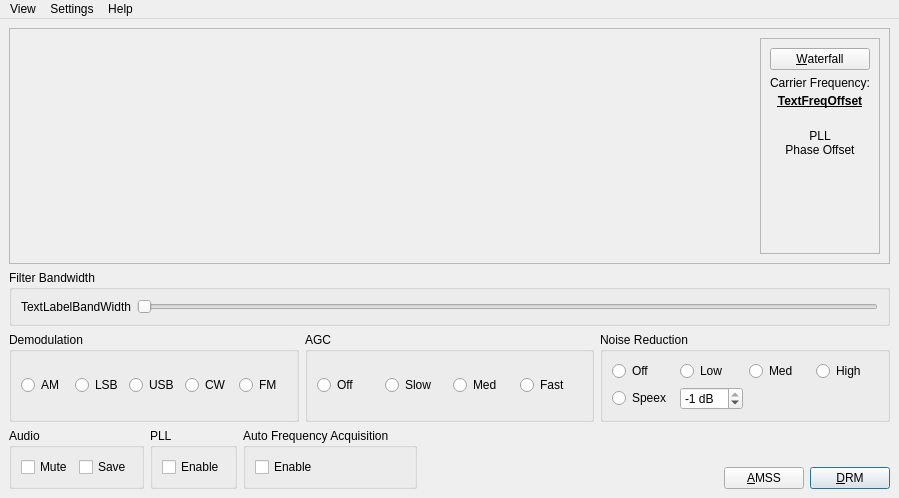
Qt form dream/src/GUI-QT/AMMainWindow.ui (mmjee/dream-patched) before a commit.
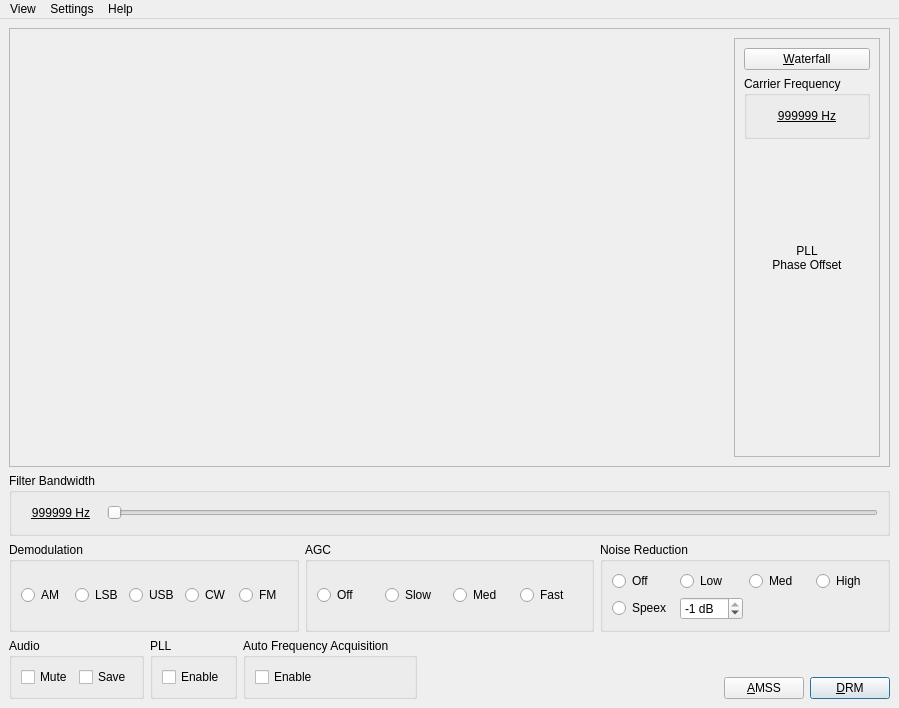
The same form after that commit. Icons and pictures are not drawn. Custom widgets are drawn as their Qt base class.

Commit message: minor layout changes, added manual bandwidth input box

```diff
--- a/dream/src/GUI-QT/AMMainWindow.ui
+++ b/dream/src/GUI-QT/AMMainWindow.ui
@@ -7,7 +7,7 @@
     <x>0</x>
     <y>0</y>
     <width>899</width>
-    <height>498</height>
+    <height>708</height>
    </rect>
   </property>
   <property name="windowTitle">
@@ -58,8 +58,8 @@
          <property name="frameShadow">
           <enum>QFrame::Raised</enum>
          </property>
-         <layout class="QGridLayout" name="gridLayout_3">
-          <item row="0" column="0">
+         <layout class="QVBoxLayout" name="verticalLayout_2">
+          <item>
            <widget class="QPushButton" name="ButtonWaterfall">
             <property name="windowTitle">
              <string/>
@@ -72,44 +72,33 @@
             </property>
            </widget>
           </item>
-          <item row="1" column="0">
-           <layout class="QVBoxLayout" name="verticalLayout_2">
-            <property name="spacing">
-             <number>0</number>
-            </property>
             <item>
-             <widget class="QLabel" name="LabelFreqOffset">
+           <widget class="QGroupBox" name="groupBoxCF">
               <property name="sizePolicy">
-               <sizepolicy hsizetype="Minimum" vsizetype="Minimum">
+             <sizepolicy hsizetype="Preferred" vsizetype="Preferred">
                 <horstretch>0</horstretch>
                 <verstretch>0</verstretch>
                </sizepolicy>
               </property>
-              <property name="text">
-               <string>Carrier Frequency:</string>
-              </property>
-              <property name="textFormat">
-               <enum>Qt::PlainText</enum>
-              </property>
-              <property name="alignment">
-               <set>Qt::AlignBottom|Qt::AlignLeading|Qt::AlignLeft</set>
-              </property>
-              <property name="textInteractionFlags">
-               <set>Qt::NoTextInteraction</set>
-              </property>
-             </widget>
-            </item>
+            <property name="title">
+             <string>Carrier Frequency</string>
+            </property>
+            <layout class="QVBoxLayout" name="verticalLayout_4">
             <item>
              <widget class="QPushButton" name="ButtonFreqOffset">
+               <property name="sizePolicy">
+                <sizepolicy hsizetype="Minimum" vsizetype="Fixed">
+                 <horstretch>0</horstretch>
+                 <verstretch>0</verstretch>
+                </sizepolicy>
+               </property>
               <property name="font">
                <font>
-                <weight>75</weight>
-                <bold>true</bold>
                 <underline>true</underline>
                </font>
               </property>
               <property name="text">
-               <string>TextFreqOffset</string>
+                <string>999999 Hz</string>
               </property>
               <property name="flat">
                <bool>true</bool>
@@ -117,8 +106,11 @@
              </widget>
             </item>
            </layout>
+            <zorder>ButtonFreqOffset</zorder>
+            <zorder>ButtonFreqOffset</zorder>
+           </widget>
           </item>
-          <item row="2" column="0">
+          <item>
            <widget class="QLabel" name="TextLabelPhaseOffset">
             <property name="sizePolicy">
              <sizepolicy hsizetype="Preferred" vsizetype="Expanding">
@@ -138,7 +130,7 @@
             </property>
            </widget>
           </item>
-          <item row="3" column="0">
+          <item>
            <widget class="QwtDial" name="PhaseDial" native="true">
             <property name="minimumSize">
              <size>
@@ -167,18 +159,17 @@
       </property>
       <layout class="QHBoxLayout" name="horizontalLayout_5">
        <item>
-        <widget class="QLabel" name="TextLabelBandWidth">
-         <property name="minimumSize">
-          <size>
-           <width>70</width>
-           <height>0</height>
-          </size>
+        <widget class="QPushButton" name="ButtonBandWidth">
+         <property name="font">
+          <font>
+           <underline>true</underline>
+          </font>
          </property>
          <property name="text">
-          <string>TextLabelBandWidth</string>
+          <string>999999 Hz</string>
          </property>
-         <property name="wordWrap">
-          <bool>false</bool>
+         <property name="flat">
+          <bool>true</bool>
          </property>
         </widget>
        </item>
```
Lines whose indentation alone changed are shown as unchanged. The commit also changes 4 other files.
